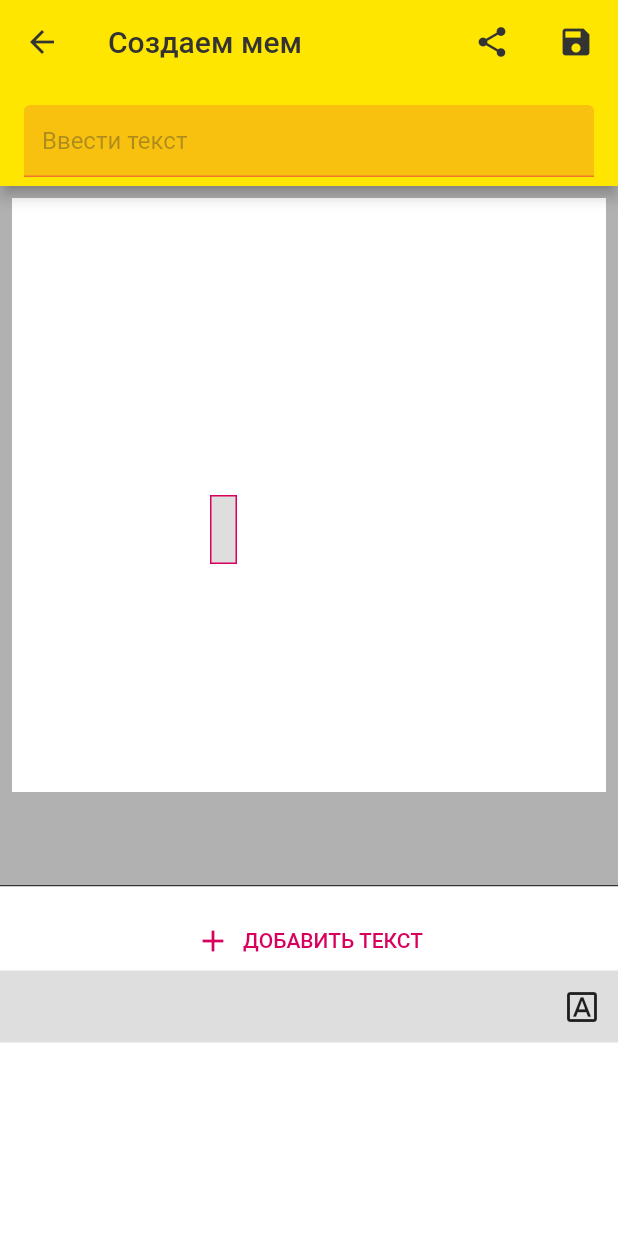
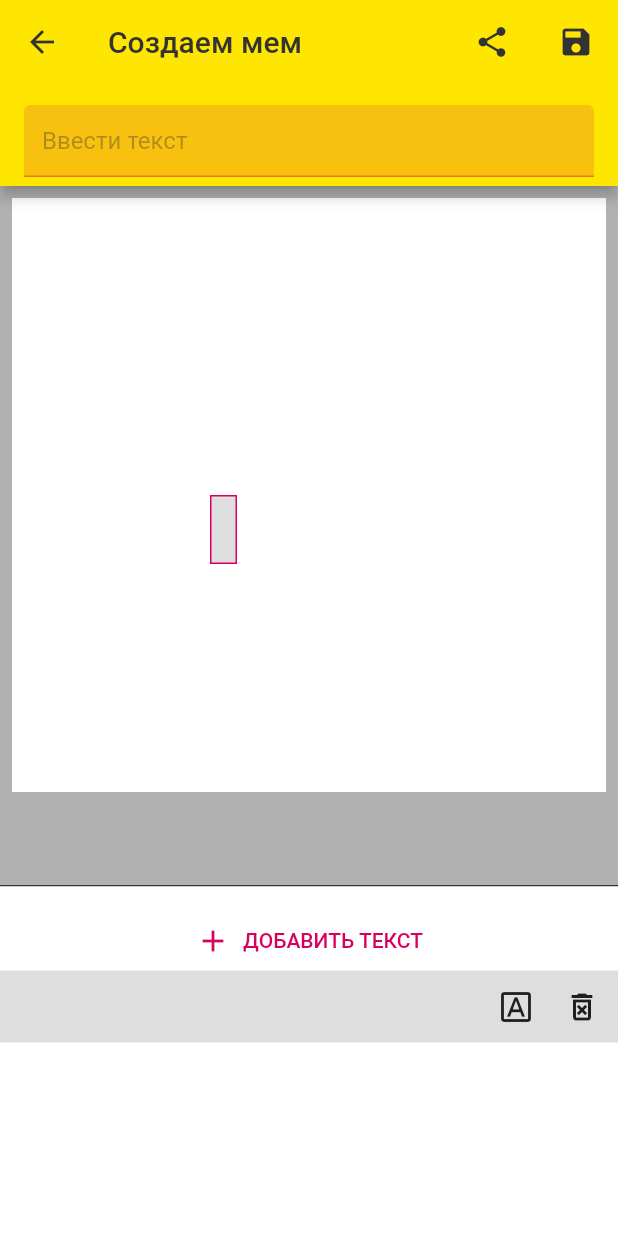
Before and after one commit to 77thecoder/flutter_skillbranc_memogenerator, a Flutter app: the CreateMemePage screen opened directly, after a tap on "ДОБАВИТЬ ТЕКСТ", on a phone screen of 412 x 824 dp. Run offline on Flutter 3.47's test engine with Material 2 defaults, Android fonts, the phone set to English and light mode, and no system bars; drawn by our look-alikes of screenshot; our stand-ins replace equatable, google_fonts, image_picker, rxdart, share_plus, shared_preferences; accounts and stored records are empty.

Commit message:
ДЗ 1-4

```diff
--- a/lib/data/models/text_with_position.dart
+++ b/lib/data/models/text_with_position.dart
@@ -14,6 +14,8 @@ class TextWithPosition extends Equatable {
   final double? fontsize;
   @JsonKey(toJson: colorToJson, fromJson: colorFromJson)
   final Color? color;
+  @JsonKey(toJson: fontWeightToJson, fromJson: fontWeightFromJson)
+  final FontWeight? fontWeight;
 
   const TextWithPosition({
     required this.id,
@@ -21,6 +23,7 @@ class TextWithPosition extends Equatable {
     required this.position,
     required this.color,
     required this.fontsize,
+    required this.fontWeight,
   });
 
   factory TextWithPosition.fromJson(Map<String, dynamic> json) =>
@@ -29,7 +32,7 @@ class TextWithPosition extends Equatable {
   Map<String, dynamic> toJson() => _$TextWithPositionToJson(this);
 
   @override
-  List<Object?> get props => [id, text, position, fontsize, color];
+  List<Object?> get props => [id, text, position, fontsize, color, fontWeight];
 }
 
 String? colorToJson(final Color? color) {
@@ -41,3 +44,12 @@ Color? colorFromJson(final String? colorString) {
   final intColor = int.tryParse(colorString, radix: 16);
   return intColor == null ? null : Color(intColor);
 }
+
+int? fontWeightToJson(final FontWeight? fontWeight) {
+  return fontWeight?.index;
+}
+
+FontWeight? fontWeightFromJson(final int? fontWeightIndex) {
+  if (fontWeightIndex == null) return null;
+  return FontWeight.values.firstWhere((fontWeight) => fontWeight.index == fontWeightIndex);
+}
--- a/lib/presentation/create_meme/create_meme_page.dart
+++ b/lib/presentation/create_meme/create_meme_page.dart
@@ -310,25 +310,57 @@ class BottomMemeText extends StatelessWidget {
               ),
             ),
             const SizedBox(width: 4),
-            GestureDetector(
+            BottomMemeTextAction(
+              icon: Icons.font_download_outlined,
               onTap: () {
                 showModalBottomSheet(
                   context: context,
+                  shape: const RoundedRectangleBorder(
+                    borderRadius: BorderRadius.vertical(
+                      top: Radius.circular(24),
+                    ),
+                  ),
                   builder: (builder) {
                     return Provider.value(
                       value: bloc,
                       child: FontSettingsBottomSheet(memeText: item.memeText),
                     );
-                    });
                   },
-              child: const Padding(
-                padding: EdgeInsets.all(8),
-                child: Icon(Icons.font_download_outlined),
+                );
+              },
             ),
+            const SizedBox(width: 4),
+            BottomMemeTextAction(
+              icon: Icons.delete_forever_outlined,
+              onTap: () {
+                bloc.deleteMemeText(item.memeText.id);
+              },
             ),
             const SizedBox(width: 4),
           ],
         ),
+      ),
+    );
+  }
+}
+
+class BottomMemeTextAction extends StatelessWidget {
+  const BottomMemeTextAction({
+    Key? key,
+    required this.onTap,
+    required this.icon,
+  }) : super(key: key);
+
+  final VoidCallback onTap;
+  final IconData icon;
+
+  @override
+  Widget build(BuildContext context) {
+    return GestureDetector(
+      onTap: onTap,
+      child: Padding(
+        padding: const EdgeInsets.all(8),
+        child: Icon(icon),
       ),
     );
   }
@@ -492,6 +524,7 @@ class _DraggableMemeTextState extends State<DraggableMemeText> {
                 text: widget.memeTextWithOffset.memeText.text,
                 fontSize: widget.memeTextWithOffset.memeText.fontSize,
                 color: widget.memeTextWithOffset.memeText.color,
+                fontWeight: widget.memeTextWithOffset.memeText.fontWeight,
               );
             }),
       ),
--- a/lib/presentation/create_meme/meme_text_on_canvas.dart
+++ b/lib/presentation/create_meme/meme_text_on_canvas.dart
@@ -10,6 +10,7 @@ class MemeTextOnCanvas extends StatelessWidget {
     required this.text,
     required this.fontSize,
     required this.color,
+    required this.fontWeight,
   }) : super(key: key);
 
   final double padding;
@@ -18,6 +19,7 @@ class MemeTextOnCanvas extends StatelessWidget {
   final String text;
   final double fontSize;
   final Color color;
+  final FontWeight fontWeight;
 
   @override
   Widget build(BuildContext context) {
@@ -35,7 +37,11 @@ class MemeTextOnCanvas extends StatelessWidget {
       child: Text(
         text,
         textAlign: TextAlign.center,
-        style: TextStyle(color: color, fontSize: fontSize),
+        style: TextStyle(
+          color: color,
+          fontSize: fontSize,
+          fontWeight: fontWeight,
+        ),
       ),
     );
   }
--- a/lib/presentation/create_meme/models/meme_text.dart
+++ b/lib/presentation/create_meme/models/meme_text.dart
@@ -6,28 +6,44 @@ import 'package:uuid/uuid.dart';
 class MemeText extends Equatable {
   static const defaultColor = Colors.black;
   static const defaultFontSize = 24.0;
+  static const defaultFontWeight = FontWeight.w400;
 
   final String id;
   final String text;
   final Color color;
   final double fontSize;
+  final FontWeight fontWeight;
 
   const MemeText({
     required this.id,
     required this.text,
     required this.color,
     required this.fontSize,
+    required this.fontWeight,
   });
 
   MemeText copyWithChangedText(final String newText) {
-    return MemeText(id: id, text: newText, color: color, fontSize: fontSize);
+    return MemeText(
+      id: id,
+      text: newText,
+      color: color,
+      fontSize: fontSize,
+      fontWeight: fontWeight,
+    );
   }
 
   MemeText copyWithChangedFontSettings(
     final Color newColor,
     final double newFontSize,
+    final FontWeight newFontWeight,
   ) {
-    return MemeText(id: id, text: text, color: newColor, fontSize: newFontSize);
+    return MemeText(
+      id: id,
+      text: text,
+      color: newColor,
+      fontSize: newFontSize,
+      fontWeight: newFontWeight,
+    );
   }
 
   factory MemeText.createFromWithPosition(
@@ -37,6 +53,7 @@ class MemeText extends Equatable {
       text: textWithPosition.text,
       color: textWithPosition.color ?? defaultColor,
       fontSize: textWithPosition.fontsize ?? defaultFontSize,
+      fontWeight: textWithPosition.fontWeight ?? defaultFontWeight,
     );
   }
 
@@ -46,10 +63,10 @@ class MemeText extends Equatable {
       text: '',
       color: defaultColor,
       fontSize: defaultFontSize,
+      fontWeight: defaultFontWeight,
     );
   }
 
   @override
-  // TODO: implement props
-  List<Object?> get props => [id, text, color, fontSize];
+  List<Object?> get props => [id, text, color, fontSize, fontWeight];
 }
```
Also changed, not shown: lib/presentation/create_meme/create_meme_bloc.dart (+11 -2 lines), lib/presentation/create_meme/font_settings_bottom_sheet.dart (+88 -12 lines), lib/presentation/main/main_page.dart (+36 -0 lines), lib/data/models/text_with_position.g.dart. Lines whose indentation alone changed are shown as unchanged.
